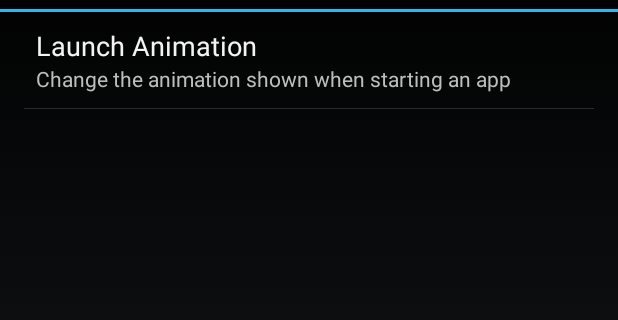
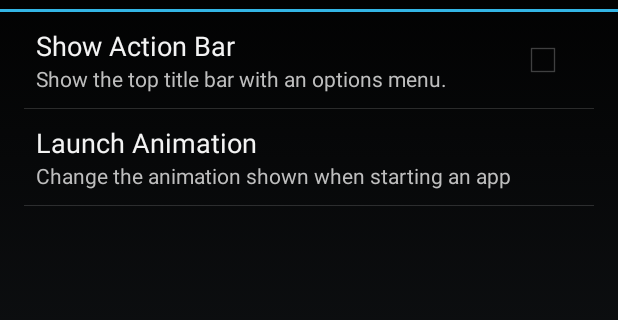
Before and after one commit to andreyrd/ListLauncher, an Android app: the SettingsActivity screen opened directly, with no data from a screen before it, on a phone screen of 412 x 824 dp, the part 60-380 px from its top. Run offline under Robolectric (Android 15) with nearby library versions, the phone set to English and light mode, and no system bars.

Commit message:
Option to show/hide actionbar

```diff
--- /dev/null
+++ b/app/src/main/res/values/preference_values.xml
@@ -0,0 +1,10 @@
+<?xml version="1.0" encoding="utf-8"?>
+<resources>
+    <string name="pref_launch_anim_title">Launch Animation</string>
+    <string name="pref_launch_anim_summary">Change the animation shown when starting an app</string>
+    <string name="pref_launch_anim_default">default</string>
+
+    <string name="pref_show_action_bar_title">Show Action Bar</string>
+    <string name="pref_show_action_bar_summary">Show the top title bar with an options menu.</string>
+    <bool name="pref_show_action_bar_default">false</bool>
+</resources>
--- a/app/src/main/res/values/strings.xml
+++ b/app/src/main/res/values/strings.xml
@@ -1,9 +1,8 @@
 <resources>
     <string name="app_name">ListLauncher</string>
+    <string name="app_settings">ListLauncher Settings</string>
 
     <string name="Settings">Settings</string>
 
-    <string name="pref_launch_anim_title">Launch Animation</string>
-    <string name="pref_launch_anim_summary">Change the animation shown when starting an app</string>
-    <string name="pref_launch_anim_default">default</string>
+
 </resources>
--- a/app/src/main/res/xml/preferences.xml
+++ b/app/src/main/res/xml/preferences.xml
@@ -2,6 +2,13 @@
 
 <PreferenceScreen
 	xmlns:android="http://schemas.android.com/apk/res/android">
+
+    <CheckBoxPreference
+        android:key="show_action_bar"
+        android:title="@string/pref_show_action_bar_title"
+        android:summary="@string/pref_show_action_bar_summary"
+        android:defaultValue="@bool/pref_show_action_bar_default" />
+
 	<ListPreference
 		android:key="launch_anim"
 		android:title="@string/pref_launch_anim_title"
```
Also changed, not shown: app/src/main/java/com/amagital/launcher/list/LauncherActivity.java (+24 -0 lines), app/src/main/res/drawable-hdpi/ic_launcher.png, app/src/main/res/drawable-mdpi/ic_launcher.png, app/src/main/res/drawable-xhdpi/ic_launcher.png, app/src/main/res/drawable-xxhdpi/ic_launcher.png.
